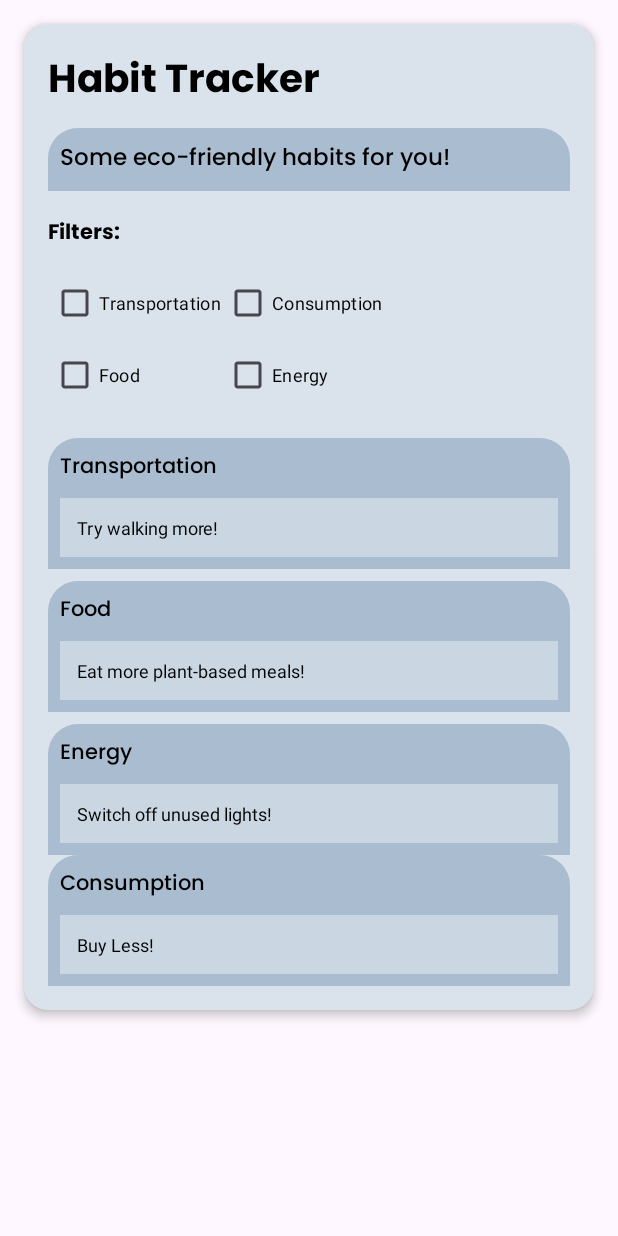
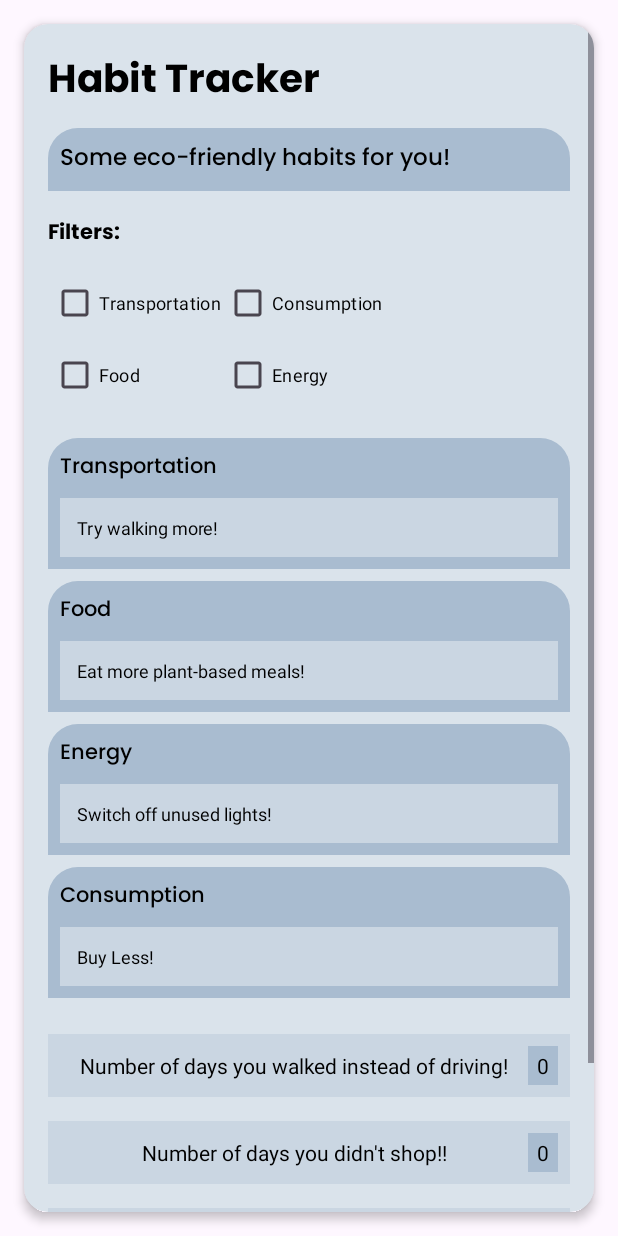
Before and after one commit to Planetze-Group21/Andriod-App, an Android app: the fragment HabitTracker shown on its own in the app's theme, on a phone screen of 412 x 824 dp. Run offline under Robolectric (Android 15) with nearby library versions, the phone set to English and light mode, and no system bars; our stand-ins replace Firebase (no records; nobody signed in at launch, a user with empty details on screens opened directly); 35 statements that could not run were skipped.

Commit message:
Added the Habit_tracker Function

```diff
--- a/App/app/src/main/java/com/example/planetzeapp/HabitTracker.java
+++ b/App/app/src/main/java/com/example/planetzeapp/HabitTracker.java
@@ -1,6 +1,7 @@
 package com.example.planetzeapp;
 
 import android.os.Bundle;
+import android.util.Log;
 import android.view.LayoutInflater;
 import android.view.View;
 import android.view.ViewGroup;
@@ -11,17 +12,26 @@ import androidx.annotation.NonNull;
 import androidx.annotation.Nullable;
 import androidx.fragment.app.Fragment;
 
+import com.google.firebase.database.DataSnapshot;
+import com.google.firebase.database.DatabaseError;
+import com.google.firebase.database.DatabaseReference;
+import com.google.firebase.database.FirebaseDatabase;
+import com.google.firebase.database.ValueEventListener;
+
+import java.text.SimpleDateFormat;
 import java.util.ArrayList;
+import java.util.Calendar;
+import java.util.Date;
 import java.util.List;
 
 public class HabitTracker extends Fragment {
+    int Walk_counter = 0, No_shopping_counter = 0, Vegan_eating_counter = 0;
+    String Energy_tracker;
     View view;
     CheckBox transportationCheck = view.findViewById(R.id.filterTransportation);
     CheckBox foodCheck = view.findViewById(R.id.filterFood);
     CheckBox consumptionCheck = view.findViewById(R.id.filterConsumption);
     CheckBox energyCheck = view.findViewById(R.id.filterEnergy);
-
-    // Sections for different habits
     View transportationHabitbox = view.findViewById(R.id.transportationSection);
     View foodHabitbox = view.findViewById(R.id.foodSection);
     View energyHabitbox = view.findViewById(R.id.energySection);
@@ -30,6 +40,14 @@ public class HabitTracker extends Fragment {
     TextView energyHabit = view.findViewById(R.id.habbitenergy);
     TextView consHabit = view.findViewById(R.id.habbitcons);
     TextView foodHabit = view.findViewById(R.id.habbitfood);
+    private DatabaseReference daily_answer_ref;
+
+    View transTrack= view.findViewById(R.id.tracker1);
+    View consTrack= view.findViewById(R.id.tracker2);
+    View foodTrack= view.findViewById(R.id.tracker3);
+    View energyTrack= view.findViewById(R.id.tracker4);
+
+
 
     @Nullable
     @Override
@@ -38,15 +56,30 @@ public class HabitTracker extends Fragment {
         View view = inflater.inflate(R.layout.habit_tracker, container, false);
 
         List<List<String>> habits = createList();
+        daily_answer_ref = FirebaseDatabase.getInstance().getReference().child("daily_answers");
 
 
-        // Set text from the habits ArrayList
         transportationHabit.setText(habits.get(0).get(0));
         foodHabit.setText(habits.get(1).get(0));
         consHabit.setText(habits.get(2).get(0));
         energyHabit.setText(habits.get(3).get(0));
 
-        // Initially set all sections to visible
+        transTrack.setVisibility(View.VISIBLE);
+        consTrack.setVisibility(View.VISIBLE);
+        foodTrack.setVisibility(View.VISIBLE);
+        energyTrack.setVisibility(View.VISIBLE);
+
+        TextView transvalue=view.findViewById(R.id.TransTrack);
+        TextView consvalue=view.findViewById(R.id.ConsTrack);
+        TextView foodvalue=view.findViewById(R.id.foodTrack);
+        TextView energyvalue=view.findViewById(R.id.energyTrack);
+
+        transvalue.setText(walking_tracker());
+        consvalue.setText(shopping_tracker());
+        foodvalue.setText(food_tracker());
+        energyvalue.setText(energy_tracker());
+
+
         transportationHabitbox.setVisibility(View.VISIBLE);
         foodHabitbox.setVisibility(View.VISIBLE);
         consumptionHabitbox.setVisibility(View.VISIBLE);
@@ -56,43 +89,48 @@ public class HabitTracker extends Fragment {
         transportationCheck.setOnCheckedChangeListener((buttonView, isChecked) -> {
             transportationHabitbox.setVisibility(isChecked ? View.VISIBLE : View.GONE);
             if (isChecked) {
-                hideOtherSections(transportationHabitbox);
+                hideOtherSectionsAndTrackers(transportationHabitbox, transTrack);
             }
         });
 
         foodCheck.setOnCheckedChangeListener((buttonView, isChecked) -> {
             foodHabitbox.setVisibility(isChecked ? View.VISIBLE : View.GONE);
             if (isChecked) {
-                hideOtherSections(foodHabitbox);
+                hideOtherSectionsAndTrackers(foodHabitbox, foodTrack);
             }
         });
 
         consumptionCheck.setOnCheckedChangeListener((buttonView, isChecked) -> {
             consumptionHabitbox.setVisibility(isChecked ? View.VISIBLE : View.GONE);
             if (isChecked) {
-                hideOtherSections(consumptionHabitbox);
+                hideOtherSectionsAndTrackers(consumptionHabitbox, consTrack);
             }
         });
 
         energyCheck.setOnCheckedChangeListener((buttonView, isChecked) -> {
             energyHabitbox.setVisibility(isChecked ? View.VISIBLE : View.GONE);
             if (isChecked) {
-                hideOtherSections(energyHabitbox);
+                hideOtherSectionsAndTrackers(energyHabitbox, energyTrack);
             }
         });
 
         return view;
     }
 
-    private void hideOtherSections(View selectedSection) {
-        // Hide all sections
-        transportationHabitbox.setVisibility(View.GONE);
-        foodHabitbox.setVisibility(View.GONE);
-        consumptionHabitbox.setVisibility(View.GONE);
-        energyHabitbox.setVisibility(View.GONE);
+    private void hideOtherSectionsAndTrackers(View visibleSection, View visibleTracker) {
+        // Sections
+        transportationHabitbox.setVisibility(visibleSection == transportationHabitbox ? View.VISIBLE : View.GONE);
+        foodHabitbox.setVisibility(visibleSection == foodHabitbox ? View.VISIBLE : View.GONE);
+        consumptionHabitbox.setVisibility(visibleSection == consumptionHabitbox ? View.VISIBLE : View.GONE);
+        energyHabitbox.setVisibility(visibleSection == energyHabitbox ? View.VISIBLE : View.GONE);
 
-        selectedSection.setVisibility(View.VISIBLE);
+
+        transTrack.setVisibility(visibleTracker == transTrack ? View.VISIBLE : View.GONE);
+        consTrack.setVisibility(visibleTracker == consTrack ? View.VISIBLE : View.GONE);
+        foodTrack.setVisibility(visibleTracker == foodTrack ? View.VISIBLE : View.GONE);
+        energyTrack.setVisibility(visibleTracker == energyTrack ? View.VISIBLE : View.GONE);
     }
+
 
     private List<List<String>> createList() {
         List<String> transportation = new ArrayList<>();
@@ -115,4 +153,165 @@ public class HabitTracker extends Fragment {
 
         return habits;
     }
+
+    private int walking_tracker() {
+        daily_answer_ref.addValueEventListener(new ValueEventListener() {
+
+            @Override
+            public void onDataChange(@NonNull DataSnapshot dataSnapshot) {
+                for (DataSnapshot dateSnapshot : dataSnapshot.getChildren()) {
+
+
+                    DataSnapshot drivingsnap = dateSnapshot.child("Transportation").child("Driving");
+                    DataSnapshot walkingsnap = dateSnapshot.child("Transportation").child("Walking");
+
+                    Double driving_val = drivingsnap.child("value").getValue(Double.class);
+                    Double walking_val = walkingsnap.child("value").getValue(Double.class);
+                    if (driving_val == null)
+                        driving_val = 0.0;
+                    if (walking_val == null)
+                        walking_val = 0.0;
+
+                    if (driving_val != 0) {
+                        continue;
+                    } else if (driving_val == 0 && walking_val == 0) {
+                        continue;
+                    } else if (driving_val == 0 && walking_val > 0) {
+                        Walk_counter++;
+                    }
+                }
+                Log.d("WalkingTracker", "Total Walk Counter: " + Walk_counter);
+
+            }
+
+            @Override
+            public void onCancelled(@NonNull DatabaseError databaseError) {
+                Log.e("WalkingTracker", "Failed to read value: " + databaseError.getMessage());
+            }
+        });
+        return Walk_counter;
+    }
+
+    private int shopping_tracker() {
+        daily_answer_ref.addValueEventListener(new ValueEventListener() {
+
+            @Override
+            public void onDataChange(@NonNull DataSnapshot dataSnapshot) {
+                for (DataSnapshot dateSnapshot : dataSnapshot.getChildren()) {
+
+
+                    DataSnapshot clothingsnap = dateSnapshot.child("Consumption").child("Clothing");
+
+                    Double clothing_val = clothingsnap.child("value").getValue(Double.class);
+                    if (clothing_val == null)
+                        clothing_val = 0.0;
+
+                    if (clothing_val == 0) {
+                        No_shopping_counter++;
+                    }
+                }
+                Log.d("ConsumptionTracker", "Total No-Shop Counter: " + No_shopping_counter);
+
+            }
+
+            @Override
+            public void onCancelled(@NonNull DatabaseError databaseError) {
+                Log.e("ConsumptionTracker", "Failed to read value: " + databaseError.getMessage());
+            }
+        });
+        return No_shopping_counter;
+    }
+
+    private int food_tracker() {
+        daily_answer_ref.addValueEventListener(new ValueEventListener() {
+            @Override
+            public void onDataChange(@NonNull DataSnapshot dataSnapshot) {
+                for (DataSnapshot dateSnapshot : dataSnapshot.getChildren()) {
+
+                    DataSnapshot plantdietsnap = dateSnapshot.child("Food").child("Plant-Based");
+                    DataSnapshot beefsnap = dateSnapshot.child("Food").child("Plant-Based");
+                    DataSnapshot chickensnap = dateSnapshot.child("Food").child("Plant-Based");
+                    DataSnapshot fishsnap = dateSnapshot.child("Food").child("Plant-Based");
+                    DataSnapshot porksnap = dateSnapshot.child("Food").child("Plant-Based");
+
+
+                    Double plant_value = plantdietsnap.child("value").getValue(Double.class);
+                    Double beefv = beefsnap.child("value").getValue(Double.class);
+                    Double chickenv = chickensnap.child("value").getValue(Double.class);
+                    Double fishv = fishsnap.child("value").getValue(Double.class);
+                    Double porkv = porksnap.child("value").getValue(Double.class);
+
+                    if (plant_value == null)
+                        plant_value = 0.0;
+                    if (beefv == null)
+                        beefv = 0.0;
+                    if (chickenv == null)
+                        chickenv = 0.0;
+                    if (porkv == null)
+                        porkv = 0.0;
+                    if (fishv == null)
+                        fishv = 0.0;
+
+                    if (plant_value > 0 && beefv == 0 && chickenv == 0 && porkv == 0 && fishv == 0) {
+                        Vegan_eating_counter++;
+                    }
+
+                }
+                Log.d("FoodTracker", "Total Vegan Counter: " + Vegan_eating_counter);
+
+            }
+
+            @Override
+            public void onCancelled(@NonNull DatabaseError databaseError) {
+                Log.e("ConsumptionTracker", "Failed to read value: " + databaseError.getMessage());
+            }
+        });
+        return Vegan_eating_counter;
+    }
+
+    private String energy_tracker() {
+        DatabaseReference monthly_answer_ref = FirebaseDatabase.getInstance().getReference().child("monthly_answers");
+
+        Calendar calendar = Calendar.getInstance();
+        String currentMonth = new SimpleDateFormat("yyyy-MM").format(calendar.getTime());
+
+        calendar.add(Calendar.MONTH, -1);
+        String previousMonth = new SimpleDateFormat("yyyy-MM").format(calendar.getTime());
+
+        monthly_answer_ref.addListenerForSingleValueEvent(new ValueEventListener() {
+            @Override
+            public void onDataChange(@NonNull DataSnapshot dataSnapshot) {
+
+                Double currentElectricity = dataSnapshot.child(currentMonth).child("Energy").child("Electricity").getValue(Double.class);
+                Double previousElectricity = dataSnapshot.child(previousMonth).child("Energy").child("Electricity").getValue(Double.class);
+                Double currentWater = dataSnapshot.child(currentMonth).child("Energy").child("Water").getValue(Double.class);
+                Double previousWater = dataSnapshot.child(previousMonth).child("Energy").child("Water").getValue(Double.class);
+                Double currentGas = dataSnapshot.child(currentMonth).child("Energy").child("Gas").getValue(Double.class);
+                Double previousGas = dataSnapshot.child(previousMonth).child("Energy").child("Gas").getValue(Double.class);
+
+                if (currentElectricity == null) currentElectricity = 0.0;
+                if (previousElectricity == null) previousElectricity = 0.0;
+                if (currentWater == null) currentWater = 0.0;
+                if (previousWater == null) previousWater = 0.0;
+                if (currentGas == null) currentGas = 0.0;
+                if (previousGas == null) previousGas = 0.0;
+                double currentTotal = currentWater + currentGas + currentElectricity;
+                double prevTotal = previousWater + previousGas + previousElectricity;
+
+                if (currentTotal > prevTotal) {
+                    Energy_tracker = "Energy consumption has increased by " + (currentTotal - prevTotal) + " this month.";
+                } else if (currentElectricity < previousElectricity) {
+                    Energy_tracker = "Energy consumption has decreased by " + (currentTotal - prevTotal) + " this month.";
+                } else {
+                    Energy_tracker = "Energy consumption has remained constant this month.";
+                }
+            }
+
+            @Override
+            public void onCancelled(@NonNull DatabaseError databaseError) {
+                Log.e("ElectricityComparison", "Failed to read value: " + databaseError.getMessage());
+            }
+        });
+        return Energy_tracker ;
+    }
 }
--- a/App/app/src/main/res/layout/habit_tracker.xml
+++ b/App/app/src/main/res/layout/habit_tracker.xml
@@ -143,6 +143,7 @@
                 </LinearLayout>
             </LinearLayout>
 
+            <!-- Food Section -->
             <LinearLayout
                 android:id="@+id/foodSection"
                 android:layout_width="match_parent"
@@ -187,7 +188,8 @@
                 android:layout_height="wrap_content"
                 android:orientation="vertical"
                 android:background="@drawable/eco_tracker_activities_header"
-                android:padding="8dp">
+                android:padding="8dp"
+                android:layout_marginBottom="8dp">
 
                 <TextView
                     android:layout_width="match_parent"
@@ -215,17 +217,17 @@
                         android:textColor="@color/black"
                         android:textSize="12sp" />
                 </LinearLayout>
-
-
             </LinearLayout>
 
+            <!-- Consumption Section -->
             <LinearLayout
                 android:id="@+id/consumptionSection"
                 android:layout_width="match_parent"
                 android:layout_height="wrap_content"
                 android:orientation="vertical"
                 android:background="@drawable/eco_tracker_activities_header"
-            android:padding="8dp">
+                android:padding="8dp"
+                android:layout_marginBottom="8dp">
 
                 <TextView
                     android:layout_width="match_parent"
@@ -254,6 +256,128 @@
                         android:textSize="12sp" />
                 </LinearLayout>
             </LinearLayout>
+
+            <LinearLayout
+                android:id="@+id/tracker1"
+                android:layout_width="match_parent"
+                android:layout_height="wrap_content"
+                android:orientation="horizontal"
+                android:padding="8dp"
+                android:layout_marginTop="16dp"
+                android:background="@drawable/eco_tracker_activities">
+
+                <TextView
+                    android:layout_width="100dp"
+                    android:layout_height="wrap_content"
+                    android:layout_weight="1"
+                    android:gravity="center"
+                    android:padding="3dp"
+                    android:text="Number of days you walked instead of driving!"
+                    android:textColor="@color/black"
+                    android:textSize="14sp" />
+
+                <TextView
+                    android:id="@+id/TransTrack"
+                    android:layout_width="20dp"
+                    android:layout_height="wrap_content"
+                    android:text="0"
+                    android:textColor="@color/black"
+                    android:textSize="14sp"
+                    android:padding="3dp"
+                    android:background="@color/steel"
+                    android:gravity="center" />
+            </LinearLayout>
+
+            <LinearLayout
+                android:id="@+id/tracker2"
+
+                android:layout_width="match_parent"
+                android:layout_height="wrap_content"
+                android:orientation="horizontal"
+                android:padding="8dp"
+                android:layout_marginTop="16dp"
+                android:background="@drawable/eco_tracker_activities">
+
+                <TextView
+                    android:layout_width="100dp"
+                    android:layout_height="wrap_content"
+                    android:layout_weight="1"
+                    android:gravity="center"
+                    android:padding="3dp"
+                    android:text="Number of days you didn't shop!!"
+                    android:textColor="@color/black"
+                    android:textSize="14sp" />
+
+                <TextView
+                    android:id="@+id/ConsTrack"
+
+                    android:layout_width="20dp"
+                    android:layout_height="wrap_content"
+                    android:text="0"
+                    android:textColor="@color/black"
+                    android:textSize="14sp"
+                    android:padding="3dp"
+                    android:background="@color/steel"
+                    android:gravity="center" />
+            </LinearLayout>
+
+            <LinearLayout
+                android:id="@+id/tracker3"
+                android:layout_width="match_parent"
+                android:layout_height="wrap_content"
+                android:orientation="horizontal"
+                android:padding="8dp"
+                android:layout_marginTop="16dp"
+                android:background="@drawable/eco_tracker_activities">
+
+                <TextView
+                    android:layout_width="100dp"
+                    android:layout_height="wrap_content"
+                    android:layout_weight="1"
+                    android:gravity="center"
+                    android:padding="3dp"
+                    android:text="Number of days you ate Plant-based!"
+                    android:textColor="@color/black"
+                    android:textSize="14sp" />
+
+                <TextView
+                    android:id="@+id/foodTrack"
+                    android:layout_width="20dp"
+                    android:layout_height="wrap_content"
+                    android:text="0"
+                    android:textColor="@color/black"
+                    android:textSize="14sp"
+                    android:padding="3dp"
+                    android:background="@color/steel"
+                    android:gravity="center" />
+            </LinearLayout>
+
+            <LinearLayout
+                android:id="@+id/tracker4"
+                android:layout_width="match_parent"
+                android:layout_height="wrap_content"
+                android:orientation="horizontal"
+                android:padding="8dp"
+                android:layout_marginTop="16dp"
+                android:background="@drawable/eco_tracker_activities">
+
+                <TextView
+                    android:id="@+id/energyTrack"
+                    android:layout_width="wrap_content"
+                    android:layout_height="wrap_content"
+                    android:layout_weight="1"
+                    android:gravity="center"
+                    android:padding="3dp"
+                    android:text="Trial_text"
+                    android:textColor="@color/black"
+                    android:textSize="14sp" />
+
+            </LinearLayout>
+
+
+
+
+
         </LinearLayout>
     </ScrollView>
 </com.google.android.material.card.MaterialCardView>
```
Lines whose indentation alone changed are shown as unchanged.
